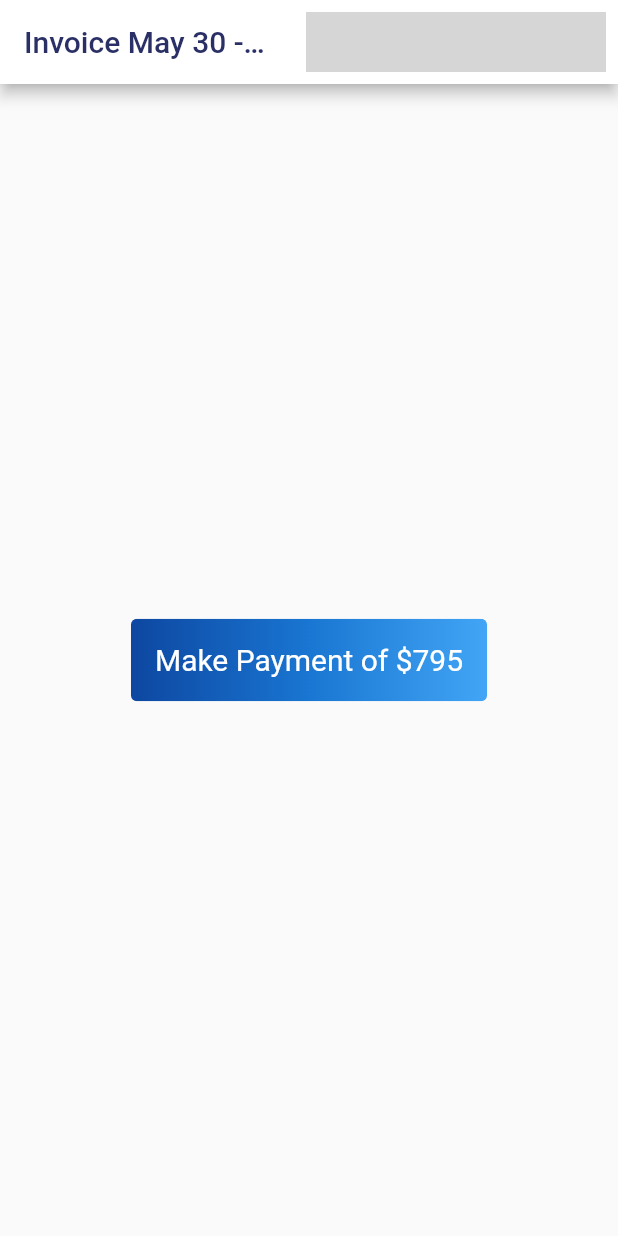
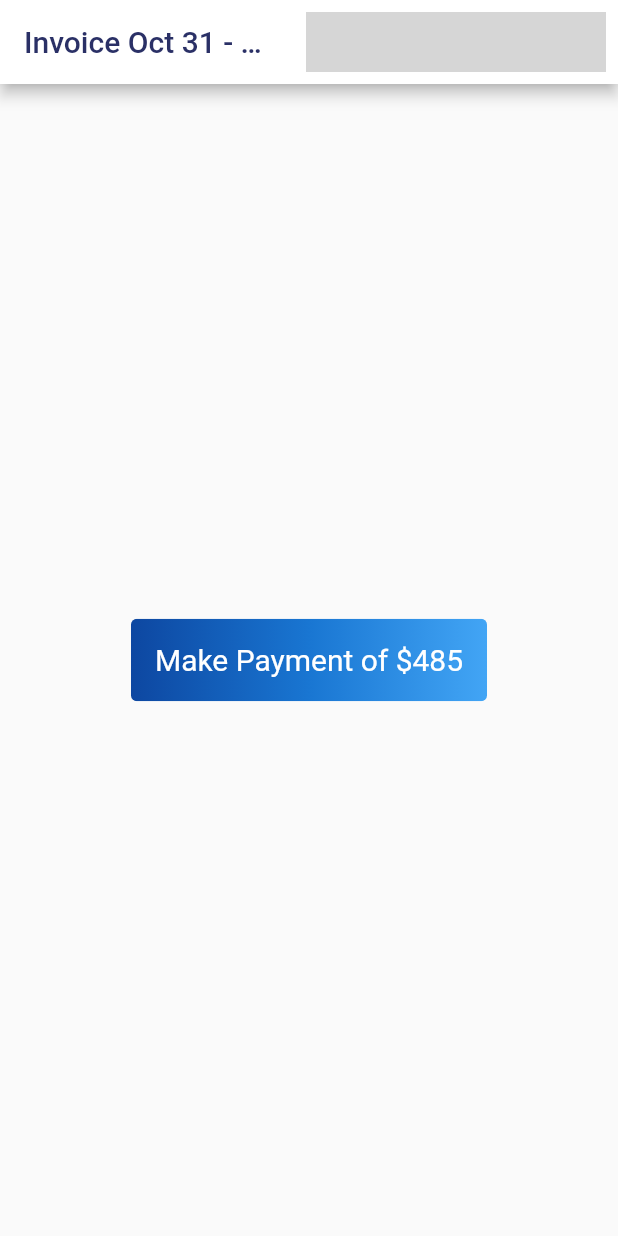
Before and after one commit to Team-Crushing-It/derosa_payment, a Flutter app: the screen it shows after launch, on a phone screen of 412 x 824 dp. Run offline on Flutter 3.47's test engine with Material 2 defaults, Android fonts, the phone set to English and light mode, and no system bars; our stand-ins replace bloc, cloud_firestore, equatable, firebase_auth, firebase_core, flutter_bloc and 1 more; missing offline and left inert: flow_builder, very_good_analysis; accounts and stored records are empty; generated files the repository leaves out were written again; network calls fail; grey boxes are pictures that could not be loaded.

Commit message:
Update home.dart

```diff
--- a/lib/home/view/home.dart
+++ b/lib/home/view/home.dart
@@ -30,8 +30,8 @@ class _HomeState extends State<Home> {
   @override
   Widget build(BuildContext context) {
     const id = 'DeRosa';
-    const title = 'May 30 - June 5';
-    const price = '795';
+    const title = 'Oct 31 - Nov 6';
+    const price = '485';
     final timeStamp = DateTime.now().toString();
 
     return Scaffold(
```
